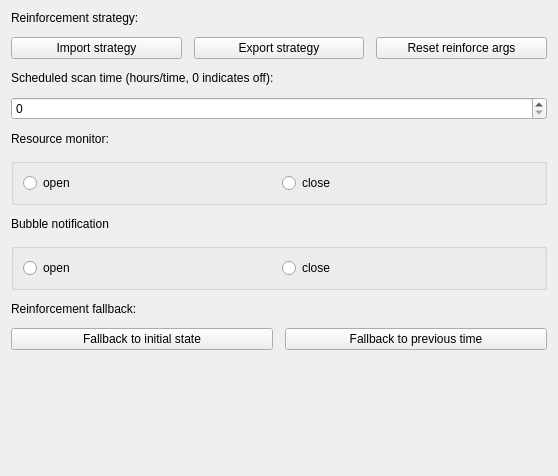
The window that src/ui/settings/baseline-reinforcement.ui (openeuler-mirror/ks-ssr) describes before a commit, drawn with Qt 5.
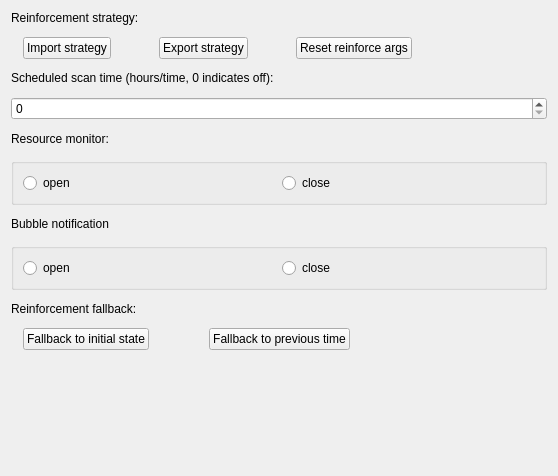
The same window after the commit.

What changed in the file:
```diff
--- a/src/ui/settings/baseline-reinforcement.ui
+++ b/src/ui/settings/baseline-reinforcement.ui
@@ -28,6 +28,12 @@
      </item>
      <item>
       <layout class="QHBoxLayout" name="horizontalLayout">
+       <property name="spacing">
+        <number>48</number>
+       </property>
+       <property name="leftMargin">
+        <number>12</number>
+       </property>
        <item>
         <widget class="QPushButton" name="m_importStrategy">
          <property name="cursor">
@@ -61,6 +67,19 @@
          </property>
         </widget>
        </item>
+       <item>
+        <spacer name="horizontalSpacer">
+         <property name="orientation">
+          <enum>Qt::Horizontal</enum>
+         </property>
+         <property name="sizeHint" stdset="0">
+          <size>
+           <width>40</width>
+           <height>20</height>
+          </size>
+         </property>
+        </spacer>
+       </item>
       </layout>
      </item>
     </layout>
@@ -170,6 +189,12 @@
      </item>
      <item>
       <layout class="QHBoxLayout" name="horizontalLayout_4">
+       <property name="spacing">
+        <number>60</number>
+       </property>
+       <property name="leftMargin">
+        <number>12</number>
+       </property>
        <item>
         <widget class="QPushButton" name="m_fallbackInit">
          <property name="cursor">
@@ -190,6 +215,19 @@
          </property>
         </widget>
        </item>
+       <item>
+        <spacer name="horizontalSpacer_2">
+         <property name="orientation">
+          <enum>Qt::Horizontal</enum>
+         </property>
+         <property name="sizeHint" stdset="0">
+          <size>
+           <width>40</width>
+           <height>20</height>
+          </size>
+         </property>
+        </spacer>
+       </item>
       </layout>
      </item>
     </layout>
```
